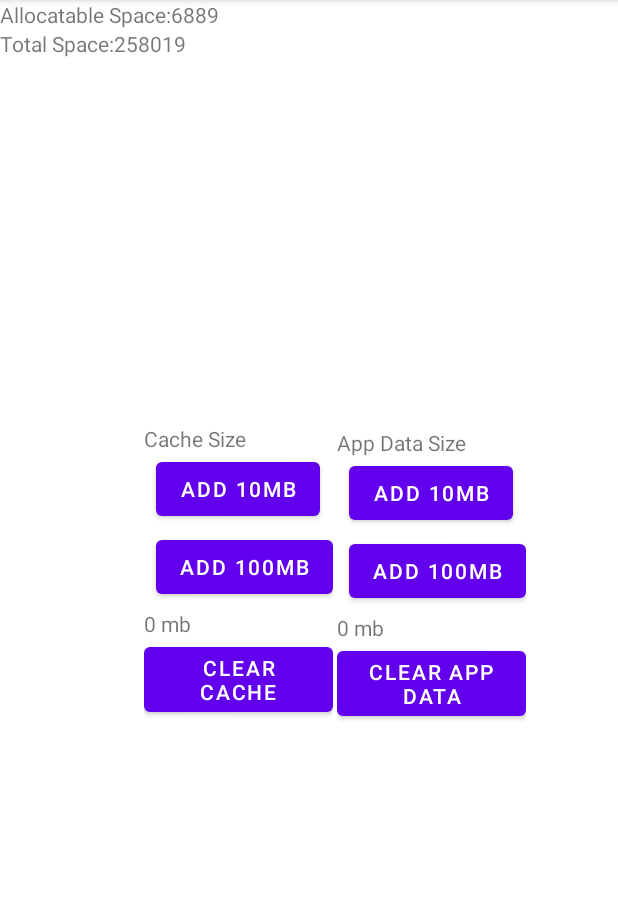
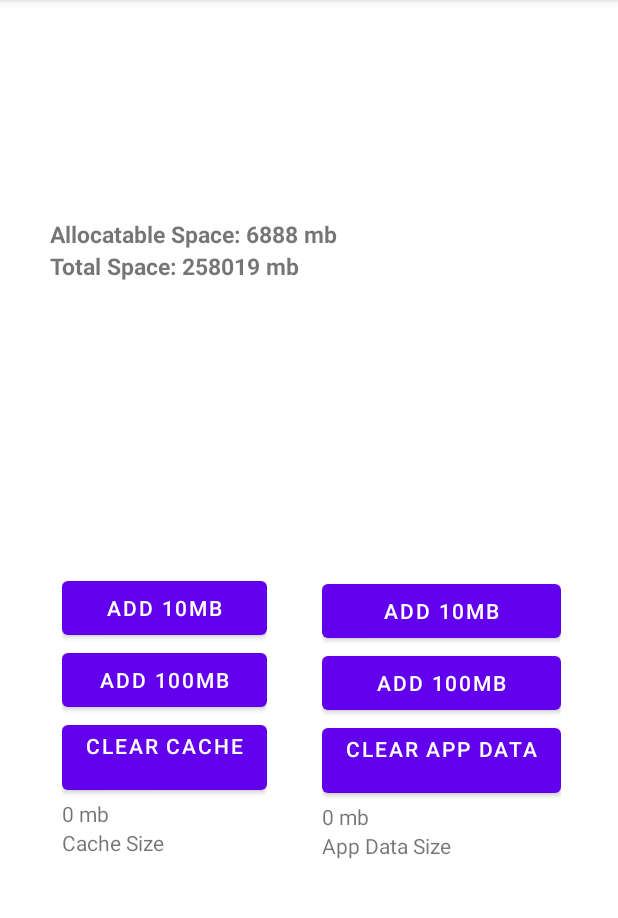
Before and after one commit to phoenixuprising/CacheTestApp, an Android app: the screen it shows after launch (MainActivity), on a phone screen of 412 x 824 dp, the part 84-1002 px from its top. Run offline under Robolectric (Android 15) with nearby library versions, the phone set to English and light mode, and no system bars.

Commit message:
cleanup UI

```diff
--- a/app/src/main/java/com/example/cachetest/MainActivity.kt
+++ b/app/src/main/java/com/example/cachetest/MainActivity.kt
@@ -117,8 +117,8 @@ class MainActivity() : AppCompatActivity() {
   }
 
   private fun setSizesTextViews() = scope.launch {
-    totalSpaceTextView.text = (filesDir.totalSpace / MEGABYTE).toString()
-    allocatableSpaceTextView.text = (filesDir.usableSpace / MEGABYTE).toString()
+    totalSpaceTextView.text = (filesDir.totalSpace / MEGABYTE).toString() + " mb"
+    allocatableSpaceTextView.text = (filesDir.usableSpace / MEGABYTE).toString() + " mb"
 
     var cacheSize: Long = 0
     for (cachedFile  in cacheDir.listFiles()) {
@@ -142,7 +142,7 @@ class MainActivity() : AppCompatActivity() {
     storageMonitorJob = scope.launch {
       while(true) {
         setSizesTextViews()
-        delay(1000)
+        delay(250)
       }
     }
   }
--- a/app/src/main/res/layout/activity_main.xml
+++ b/app/src/main/res/layout/activity_main.xml
@@ -11,36 +11,31 @@
       android:id="@+id/cache_linear_layout"
       android:layout_width="wrap_content"
       android:layout_height="wrap_content"
-      android:layout_marginStart="96dp"
       android:orientation="vertical"
       app:layout_constraintBottom_toBottomOf="parent"
-      app:layout_constraintEnd_toStartOf="@+id/data_linear_layout"
-      app:layout_constraintHorizontal_bias="0.0"
+      app:layout_constraintEnd_toEndOf="parent"
       app:layout_constraintStart_toStartOf="parent"
-      app:layout_constraintTop_toTopOf="parent"
+      app:layout_constraintTop_toBottomOf="@id/stats_container"
       app:layout_constraintVertical_bias="0.496"
+      app:layout_constraintHorizontal_bias=".15"
       >
-    <TextView
-        android:id="@+id/cache_title"
-        android:layout_width="wrap_content"
-        android:layout_height="wrap_content"
-        android:text="Cache Size"
-        />
     <Button
         android:id="@+id/add_cache_10mb"
-        android:layout_width="wrap_content"
+        android:layout_width="match_parent"
         android:layout_height="wrap_content"
-        android:layout_marginBottom="4dp"
-        android:layout_marginStart="8dp"
         android:text="Add 10mb"
         />
     <Button
         android:id="@+id/add_cache_100mb"
+        android:layout_width="match_parent"
+        android:layout_height="wrap_content"
+        android:text="Add 100mb"
+        />
+    <Button
+        android:id="@+id/clear_cache_data"
         android:layout_width="wrap_content"
         android:layout_height="wrap_content"
-        android:layout_marginBottom="4dp"
-        android:layout_marginStart="8dp"
-        android:text="Add 100mb"
+        android:text="Clear Cache\n"
         />
     <TextView
         android:id="@+id/cache_size"
@@ -48,47 +43,45 @@
         android:layout_height="wrap_content"
         android:text="Cache Size"
         />
-    <Button
-        android:id="@+id/clear_cache_data"
-        android:layout_width="match_parent"
+    <TextView
+        android:id="@+id/cache_title"
+        android:layout_width="wrap_content"
         android:layout_height="wrap_content"
-        android:text="Clear Cache\n"/>
+        android:text="Cache Size"
+        />
   </LinearLayout>
   <LinearLayout
       android:id="@+id/data_linear_layout"
       android:layout_width="wrap_content"
       android:layout_height="wrap_content"
-      android:layout_marginEnd="61dp"
       android:orientation="vertical"
       app:layout_constraintBottom_toBottomOf="parent"
       app:layout_constraintEnd_toEndOf="parent"
-      app:layout_constraintTop_toTopOf="parent"
+      app:layout_constraintStart_toStartOf="parent"
+      app:layout_constraintTop_toBottomOf="@id/stats_container"
       app:layout_constraintVertical_bias="0.5"
+      app:layout_constraintHorizontal_bias=".85"
       >
-
-    <TextView
-        android:id="@+id/app_data_title"
-        android:layout_width="wrap_content"
-        android:layout_height="wrap_content"
-        android:text="App Data Size"
-        />
 
     <Button
         android:id="@+id/add_app_data_10mb"
-        android:layout_width="wrap_content"
+        android:layout_width="match_parent"
         android:layout_height="wrap_content"
-        android:layout_marginBottom="4dp"
-        android:layout_marginStart="8dp"
         android:text="Add 10mb"
         />
 
     <Button
         android:id="@+id/add_app_data_100mb"
+        android:layout_width="match_parent"
+        android:layout_height="wrap_content"
+        android:text="Add 100mb"
+        />
+
+    <Button
+        android:id="@+id/clear_app_data"
         android:layout_width="wrap_content"
         android:layout_height="wrap_content"
-        android:layout_marginBottom="4dp"
-        android:layout_marginStart="8dp"
-        android:text="Add 100mb"
+        android:text="Clear App Data\n"
         />
 
     <TextView
@@ -97,41 +90,64 @@
         android:layout_height="wrap_content"
         android:text="App Data Size"
         />
-    <Button
-        android:id="@+id/clear_app_data"
-        android:layout_width="match_parent"
+    <TextView
+        android:id="@+id/app_data_title"
+        android:layout_width="wrap_content"
         android:layout_height="wrap_content"
-        android:text="Clear App Data\n"/>
+        android:text="App Data Size"
+        />
   </LinearLayout>
   <LinearLayout
+      android:id="@+id/stats_container"
       android:layout_width="wrap_content"
       android:layout_height="wrap_content"
-      android:orientation="vertical">
+      android:orientation="vertical"
+      app:layout_constraintBottom_toBottomOf="parent"
+      app:layout_constraintEnd_toEndOf="parent"
+      app:layout_constraintStart_toStartOf="parent"
+      app:layout_constraintTop_toTopOf="parent"
+      app:layout_constraintVertical_bias="0.2"
+      app:layout_constraintHorizontal_bias="0.15"
+      >
     <LinearLayout
         android:layout_width="wrap_content"
         android:layout_height="wrap_content"
-        android:orientation="horizontal">
+        android:orientation="horizontal"
+        >
       <TextView
           android:layout_width="wrap_content"
           android:layout_height="wrap_content"
-          android:text="Allocatable Space:"/>
+          android:text="Allocatable Space: "
+          android:textSize="15dp"
+          android:textStyle="bold"
+          />
       <TextView
           android:id="@+id/allocatable_space"
           android:layout_width="wrap_content"
-          android:layout_height="wrap_content"/>
+          android:layout_height="wrap_content"
+          android:textSize="15dp"
+          android:textStyle="bold"
+          />
     </LinearLayout>
     <LinearLayout
         android:layout_width="wrap_content"
         android:layout_height="wrap_content"
-        android:orientation="horizontal">
+        android:orientation="horizontal"
+        >
       <TextView
           android:layout_width="wrap_content"
           android:layout_height="wrap_content"
-          android:text="Total Space:"/>
+          android:text="Total Space: "
+          android:textSize="15dp"
+          android:textStyle="bold"
+          />
       <TextView
           android:id="@+id/total_space"
           android:layout_width="wrap_content"
-          android:layout_height="wrap_content"/>
+          android:layout_height="wrap_content"
+          android:textSize="15dp"
+          android:textStyle="bold"
+          />
     </LinearLayout>
   </LinearLayout>
 </androidx.constraintlayout.widget.ConstraintLayout>
```
